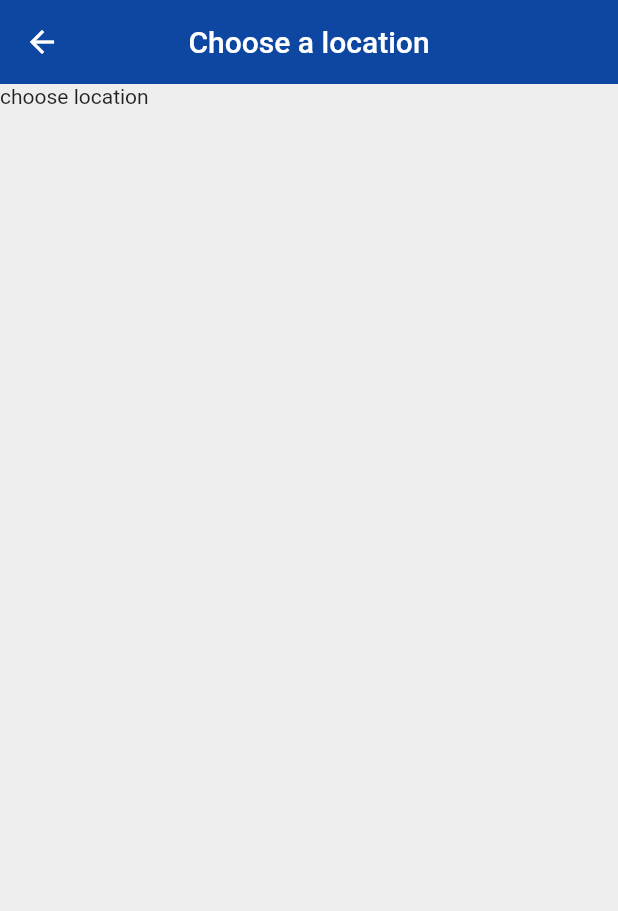
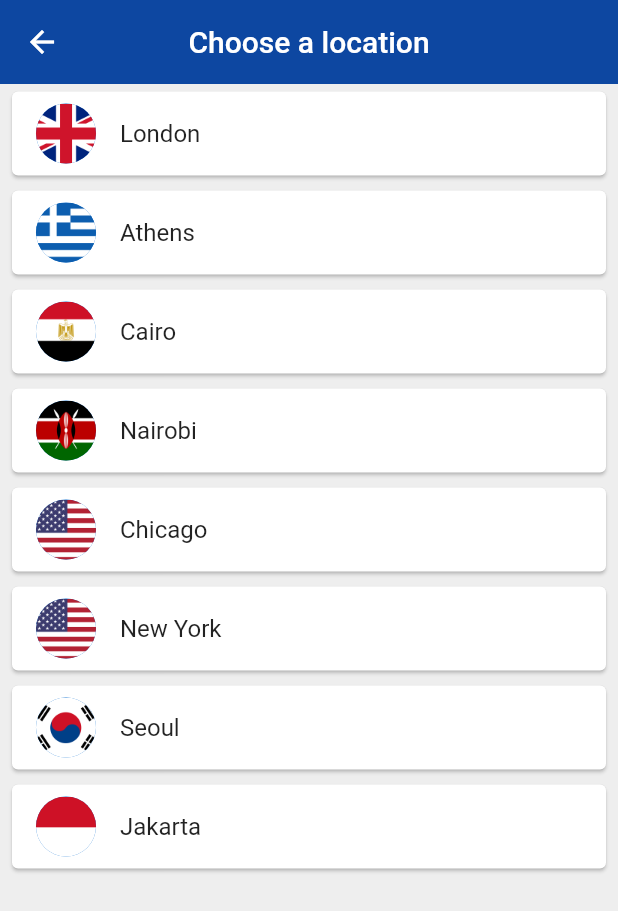
Before and after one commit to victorazangu/world_time, a Flutter app: the ChooseLocation screen opened by its route, on a phone screen of 412 x 824 dp. Shown: the top 911 px of the screen. Run offline on Flutter 3.47's test engine with Material 2 defaults, Android fonts, the phone set to English and light mode, and no system bars; our stand-ins replace flutter_spinkit; network calls fail; statements that could not run were skipped.

Commit message:
choosing location widget

```diff
--- a/lib/pages/choose_location.dart
+++ b/lib/pages/choose_location.dart
@@ -1,4 +1,5 @@
 import 'package:flutter/material.dart';
+import 'package:world_time/services/world_time.dart';
 
 class ChooseLocation extends StatefulWidget {
   const ChooseLocation({super.key});
@@ -8,6 +9,28 @@ class ChooseLocation extends StatefulWidget {
 }
 
 class _ChooseLocationState extends State<ChooseLocation> {
+  List<WorldTime> locations = [
+    WorldTime(url: 'Europe/London', location: 'London', flag: 'uk.png'),
+    WorldTime(url: 'Europe/Berlin', location: 'Athens', flag: 'greece.png'),
+    WorldTime(url: 'Africa/Cairo', location: 'Cairo', flag: 'egypt.png'),
+    WorldTime(url: 'Africa/Nairobi', location: 'Nairobi', flag: 'kenya.png'),
+    WorldTime(url: 'America/Chicago', location: 'Chicago', flag: 'usa.png'),
+    WorldTime(url: 'America/New_York', location: 'New York', flag: 'usa.png'),
+    WorldTime(url: 'Asia/Seoul', location: 'Seoul', flag: 'south_korea.png'),
+    WorldTime(url: 'Asia/Jakarta', location: 'Jakarta', flag: 'indonesia.png'),
+  ];
+
+  void updateTime(index) async {
+    WorldTime instance = locations[index];
+    await instance.getTime();
+    //Navigate to home screen
+    Navigator.pop(context, {
+      "location": instance.location,
+      "flag": instance.flag,
+      "time": instance.time,
+      "isDayTime": instance.isDayTime,
+    });
+  }
 
   @override
   Widget build(BuildContext context) {
@@ -19,7 +42,26 @@ class _ChooseLocationState extends State<ChooseLocation> {
         centerTitle: true,
         elevation: 0,
       ),
-      body: Text("choose location"),
+      body: ListView.builder(
+          itemCount: locations.length,
+          itemBuilder: (context, index) {
+            return Padding(
+              padding:
+                  const EdgeInsets.symmetric(vertical: 1.0, horizontal: 4.0),
+              child: Card(
+                child: ListTile(
+                  onTap: () {
+                    updateTime(index);
+                  },
+                  title: Text(locations[index].location),
+                  leading: CircleAvatar(
+                    backgroundImage:
+                        AssetImage('assets/${locations[index].flag}'),
+                  ),
+                ),
+              ),
+            );
+          }),
     );
   }
 }
```
Also changed, not shown: lib/pages/home.dart (+14 -3 lines), assets/indonesia.png (added), assets/kenya.png (added), assets/south_korea.png (added), assets/uk.png (added), assets/usa.png (added).
